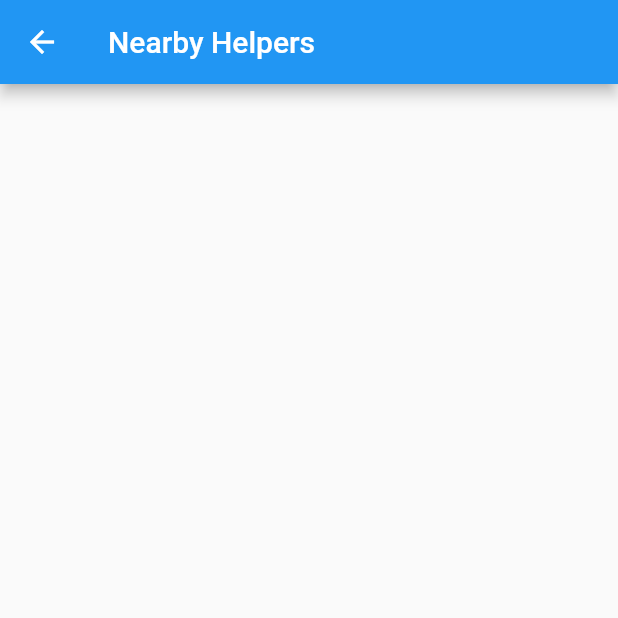
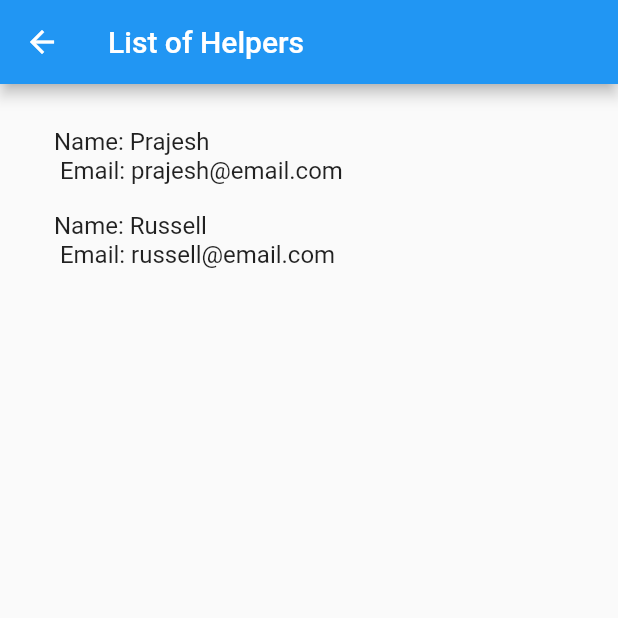
Before and after one commit to andersondav/Boilermake2018Client, a Flutter app: the LookerScreen screen opened directly, on a phone screen of 412 x 824 dp, the top half of it. Run offline on Flutter 3.47's test engine with Material 2 defaults, Android fonts, the phone set to English and light mode, and no system bars; our stand-ins replace cloud_firestore, firebase_auth, firebase_messaging, google_sign_in; accounts and stored records are empty.

Commit message:
work on listview

```diff
--- a/lib/main.dart
+++ b/lib/main.dart
@@ -44,7 +44,7 @@ class _MyHomePageState extends State<MyHomePage> {
   @override
   Widget build(BuildContext context) {
     return new Scaffold(
-      backgroundColor: Colors.deepOrangeAccent,
+      backgroundColor: Colors.black,
       appBar: new AppBar(
         title: new Text(widget.title),
       ),
@@ -56,7 +56,7 @@ class _MyHomePageState extends State<MyHomePage> {
               'I am...',
               style: new TextStyle(
                 fontSize: 40.0,
-                color: Colors.black54,
+                color: Color(0xAACFB53B), //psuedo old gold because actual old gold does not come for some reason
               ),
             ),
             new Container(
@@ -67,7 +67,11 @@ class _MyHomePageState extends State<MyHomePage> {
               minWidth: 200.0,
               height: 100.0,
               child: initialOptions(
-                  text: 'Looking for help', redirScreen: new LookerScreen()),
+                 text: 'Looking for help', redirScreen: new LookerScreen()),
+
+
+
+
             ),
             new Container(
               height: 20.0,
@@ -92,19 +96,15 @@ class initialOptions extends RaisedButton {
 
   final String text;
 
-  final StatefulWidget redirScreen;
+  final Widget redirScreen;
 
   MaterialColor buttonColor;
 
-  void _test() {
-    print('Alrighty');
-  }
-
   void _setColor() {
     if (this.text == "Offering help") {
-      this.buttonColor = Colors.green;
+      this.buttonColor = MaterialColor(0xAACFB53B, null);
     } else {
-      this.buttonColor = Colors.blue;
+      this.buttonColor = MaterialColor(0xAACFB53B, null);
     }
   }
 
@@ -125,22 +125,6 @@ class initialOptions extends RaisedButton {
             MaterialPageRoute(builder: (context) => this.redirScreen),
           );
         });
-  }
-}
-
-class LookerScreen extends StatefulWidget {
-  @override
-  _LookerScreenState createState() => _LookerScreenState();
-}
-
-class _LookerScreenState extends State<LookerScreen> {
-  @override
-  Widget build(BuildContext ctxt) {
-    return new Scaffold(
-        appBar: new AppBar(
-          title: new Text("Nearby Helpers"),
-        ),
-        body: new Center());
   }
 }
 
@@ -192,7 +176,7 @@ class _HelperScreenState extends State<HelperScreen> {
   @override
   Widget build(BuildContext context) {
     return new Scaffold(
-      backgroundColor: Colors.deepOrangeAccent,
+      backgroundColor: Colors.black,
       appBar: new AppBar(
         title: new Text('Helper Data Entry'),
       ),
@@ -226,7 +210,45 @@ class _HelperScreenState extends State<HelperScreen> {
             ],
           ),
         ),
+    ));
+  }
+}
 
+class Helper {
+  Helper({this.name, this.email});
+
+  String name;
+  String email;
+  String bio;
+
+}
+
+
+List<Helper> helpers = [
+  Helper(name: "Prajesh", email: "prajesh@email.com"),
+  Helper(name: "Russell", email: "russell@email.com")];
+
+
+class LookerScreen extends StatelessWidget {
+
+  Widget build(BuildContext context) {
+    return new Scaffold(
+      appBar: new AppBar(
+        title: new Text("List of Helpers"),
+      ),
+      body: new Center(
+        child: ListView(
+                shrinkWrap: false,
+                padding: const EdgeInsets.all(20.0),
+
+                children: [
+
+
+              ListTile(title:Text('Name: ' + helpers[0].name + '\n Email: ' + helpers[0].email)),
+
+              ListTile(title:Text('Name: ' + helpers[1].name + '\n Email: ' + helpers[1].email)),
+              ]
+        ),
         // ignore: duplicate_named_argument
       ),
     );
```
